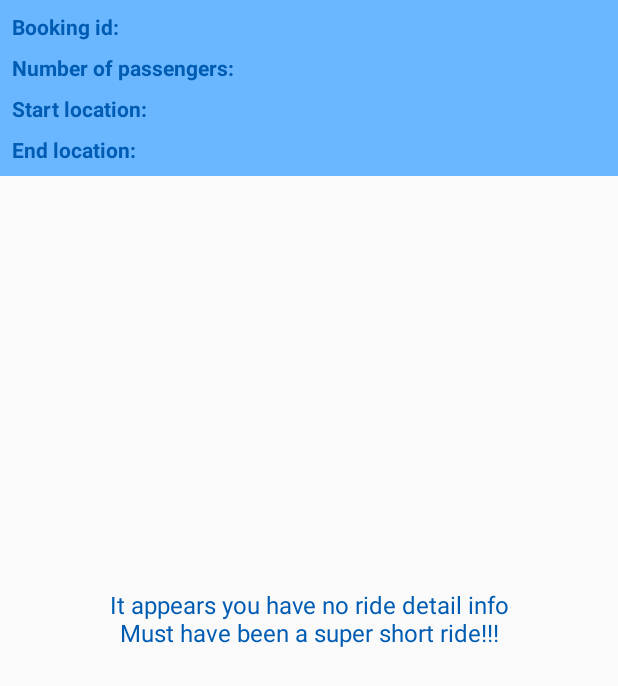
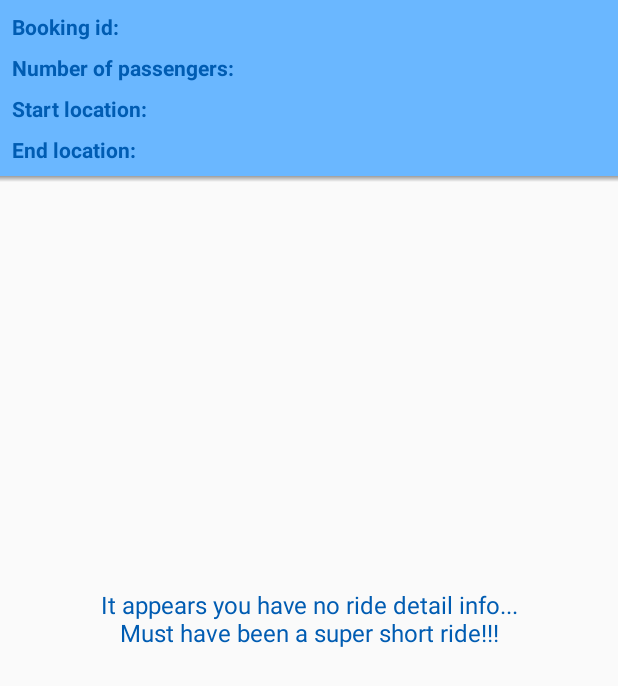
Before and after one commit to bkoruznjak/Rida, an Android app: the fragment PreviousRideDetailFragment shown on its own in the app's theme, on a phone screen of 412 x 824 dp. Shown: the top 686 px of the screen. Run offline under Robolectric (Android 15) with nearby library versions, the phone set to English and light mode, and no system bars; our stand-ins replace data binding; libraries missing offline, so code that uses them is left out: com.squareup.leakcanary; 2 statements that could not run were skipped.

Commit message:
- added a light shadow view to details for better effect

```diff
--- /dev/null
+++ b/app/src/main/res/drawable/shadow_gradient.xml
@@ -0,0 +1,7 @@
+<?xml version="1.0" encoding="utf-8"?>
+<shape xmlns:android="http://schemas.android.com/apk/res/android">
+    <gradient
+        android:angle="270"
+        android:endColor="@android:color/transparent"
+        android:startColor="@color/blackShadow" />
+</shape>
--- a/app/src/main/res/layout/app_bar_main.xml
+++ b/app/src/main/res/layout/app_bar_main.xml
@@ -6,7 +6,7 @@
     <android.support.design.widget.CoordinatorLayout
         android:layout_width="match_parent"
         android:layout_height="match_parent"
-        tools:context="hr.from.bkoruznjak.codecacao.main.MainActivity">
+        tools:context="hr.from.bkoruznjak.rida.main.MainActivity">
 
         <android.support.design.widget.AppBarLayout
             android:layout_width="match_parent"
--- a/app/src/main/res/layout/content_main.xml
+++ b/app/src/main/res/layout/content_main.xml
@@ -7,7 +7,7 @@
         android:layout_width="match_parent"
         android:layout_height="match_parent"
         app:layout_behavior="@string/appbar_scrolling_view_behavior"
-        tools:context="hr.from.bkoruznjak.codecacao.main.MainActivity">
+        tools:context="hr.from.bkoruznjak.rida.main.MainActivity">
 
         <android.support.design.widget.BottomNavigationView
             android:id="@+id/bottomNavigationView"
--- a/app/src/main/res/layout/fragment_previous_ride_detail.xml
+++ b/app/src/main/res/layout/fragment_previous_ride_detail.xml
@@ -37,6 +37,16 @@
             app:layout_constraintEnd_toEndOf="parent"
             app:layout_constraintStart_toStartOf="parent"
             app:layout_constraintTop_toTopOf="parent" />
+
+        <View
+            android:id="@+id/viewShadow"
+            android:layout_width="match_parent"
+            android:layout_height="4dp"
+            android:layout_gravity="bottom"
+            android:background="@drawable/shadow_gradient"
+            app:layout_constraintEnd_toEndOf="parent"
+            app:layout_constraintStart_toStartOf="parent"
+            app:layout_constraintTop_toBottomOf="@+id/accentBackground" />
 
         <TextView
             android:id="@+id/textNoRidePointsToShow"
--- a/app/src/main/res/values/colors.xml
+++ b/app/src/main/res/values/colors.xml
@@ -5,4 +5,5 @@
     <color name="colorAccent">#6ab7ff</color>
 
     <color name="textWhite">#ffffff</color>
+    <color name="blackShadow">#60000000</color>
 </resources>
--- a/app/src/main/res/values/strings.xml
+++ b/app/src/main/res/values/strings.xml
@@ -59,7 +59,7 @@
 
     <!-- RIDE HISTORY -->
     <string name="you_have_no_rides_to_show_get_to_work">You have no rides to show!\nGet to work!!!</string>
-    <string name="you_have_no_ride_points_to_show">It appears you have no ride detail info\nMust have been a super short ride!!!</string>
+    <string name="you_have_no_ride_points_to_show">It appears you have no ride detail info...\nMust have been a super short ride!!!</string>
     <string name="booking_id_title">Booking id:</string>
     <string name="number_of_passengers_title">Number of passengers:</string>
     <string name="start_title">Start:</string>
```
